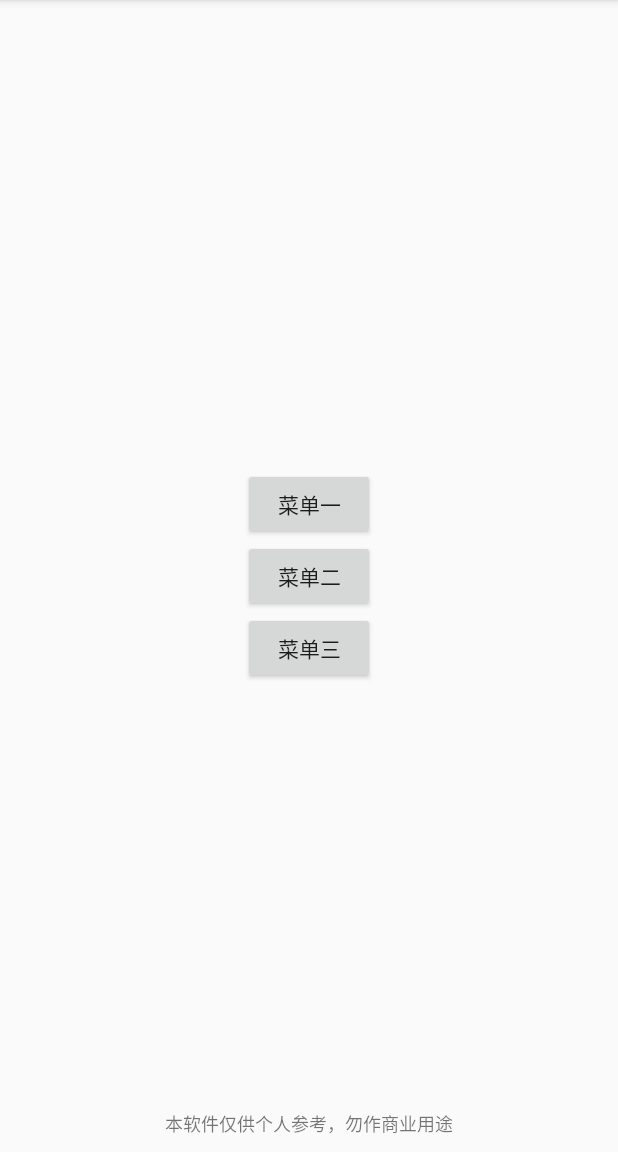
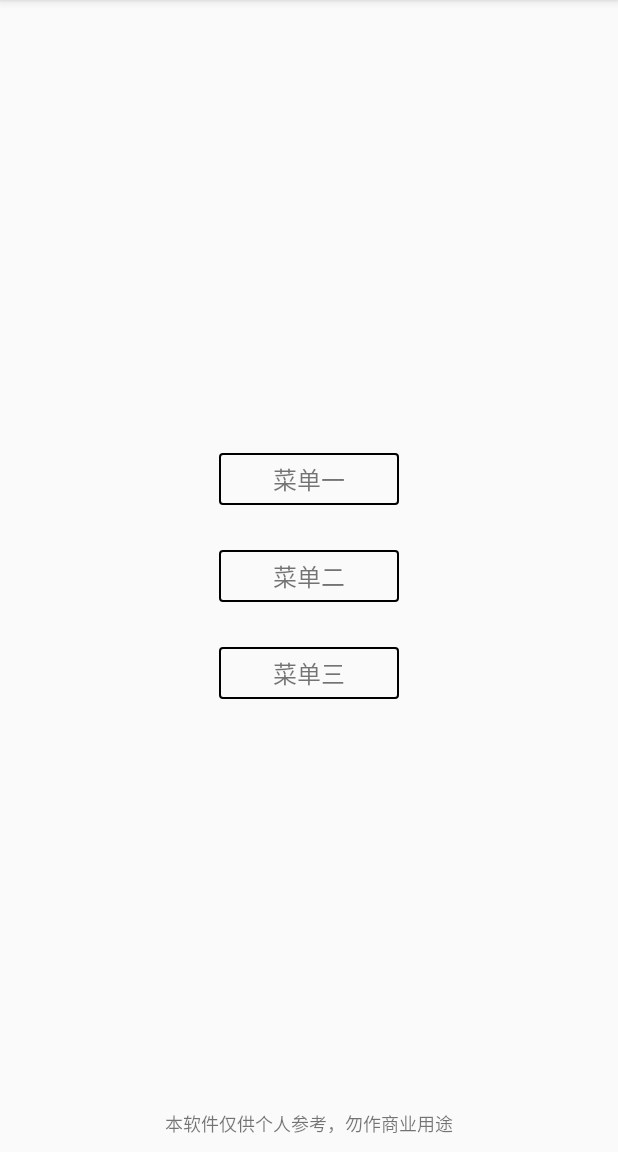
Before and after one commit to superlinxiao/calculator, an Android app: the screen it shows after launch (MainActivity), on a phone screen of 412 x 824 dp, the part 84-1236 px from its top. Run offline under Robolectric (Android 15) with nearby library versions, the phone set to English and light mode, and no system bars.

Commit message:
界面优化

```diff
--- a/app/src/main/res/layout/activity_main.xml
+++ b/app/src/main/res/layout/activity_main.xml
@@ -11,23 +11,40 @@
         android:orientation="vertical"
         tools:context=".MainActivity">
 
-        <Button
-            android:layout_width="wrap_content"
+        <TextView
+            android:layout_width="120dp"
             android:layout_height="wrap_content"
+            android:background="@drawable/bg_blue_round"
+            android:gravity="center"
             android:onClick="clickFirst"
-            android:text="菜单一" />
+            android:paddingBottom="5dp"
+            android:paddingTop="5dp"
+            android:text="菜单一"
+            android:textSize="16sp" />
 
-        <Button
-            android:layout_width="wrap_content"
+        <TextView
+            android:layout_width="120dp"
             android:layout_height="wrap_content"
+            android:layout_marginTop="30dp"
+            android:background="@drawable/bg_blue_round"
+            android:gravity="center"
             android:onClick="clickSecond"
-            android:text="菜单二" />
+            android:paddingBottom="5dp"
+            android:paddingTop="5dp"
+            android:text="菜单二"
+            android:textSize="16sp" />
 
-        <Button
-            android:layout_width="wrap_content"
+        <TextView
+            android:layout_width="120dp"
             android:layout_height="wrap_content"
+            android:layout_marginTop="30dp"
+            android:background="@drawable/bg_blue_round"
+            android:gravity="center"
             android:onClick="clickThree"
-            android:text="菜单三" />
+            android:paddingBottom="5dp"
+            android:paddingTop="5dp"
+            android:text="菜单三"
+            android:textSize="16sp" />
     </LinearLayout>
 
     <TextView
```
